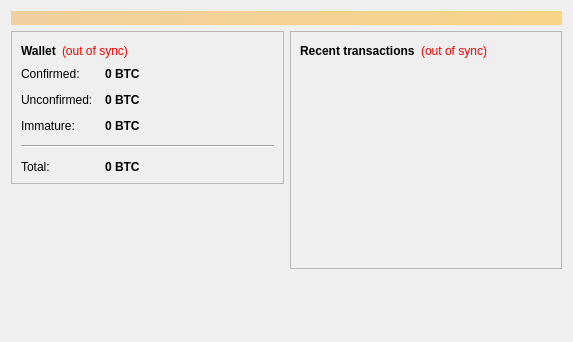
Above: src/qt/forms/overviewpage.ui from diosys/bitcoin before the change. Below: the same form after it.
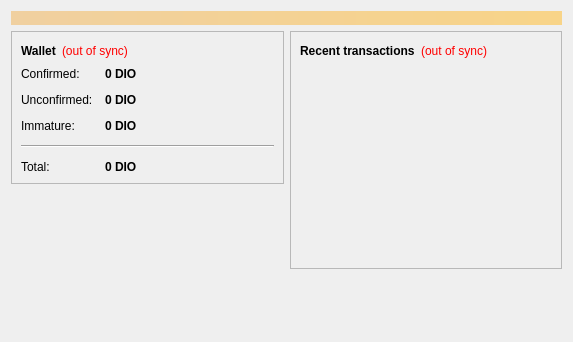
That is the form after the change.

The edit to the form file:
```diff
--- a/src/qt/forms/overviewpage.ui
+++ b/src/qt/forms/overviewpage.ui
@@ -122,7 +122,7 @@
                <string>Your current spendable balance</string>
               </property>
               <property name="text">
-               <string notr="true">0 BTC</string>
+               <string notr="true">0 DIO</string>
               </property>
               <property name="textInteractionFlags">
                <set>Qt::LinksAccessibleByMouse|Qt::TextSelectableByKeyboard|Qt::TextSelectableByMouse</set>
@@ -151,7 +151,7 @@
                <string>Total of transactions that have yet to be confirmed, and do not yet count toward the spendable balance</string>
               </property>
               <property name="text">
-               <string notr="true">0 BTC</string>
+               <string notr="true">0 DIO</string>
               </property>
               <property name="textInteractionFlags">
                <set>Qt::LinksAccessibleByMouse|Qt::TextSelectableByKeyboard|Qt::TextSelectableByMouse</set>
@@ -177,7 +177,7 @@
                <string>Mined balance that has not yet matured</string>
               </property>
               <property name="text">
-               <string notr="true">0 BTC</string>
+               <string notr="true">0 DIO</string>
               </property>
               <property name="textInteractionFlags">
                <set>Qt::LinksAccessibleByMouse|Qt::TextSelectableByKeyboard|Qt::TextSelectableByMouse</set>
@@ -206,7 +206,7 @@
                <string>Your current total balance</string>
               </property>
               <property name="text">
-               <string notr="true">0 BTC</string>
+               <string notr="true">0 DIO</string>
               </property>
               <property name="textInteractionFlags">
                <set>Qt::LinksAccessibleByMouse|Qt::TextSelectableByKeyboard|Qt::TextSelectableByMouse</set>
```
